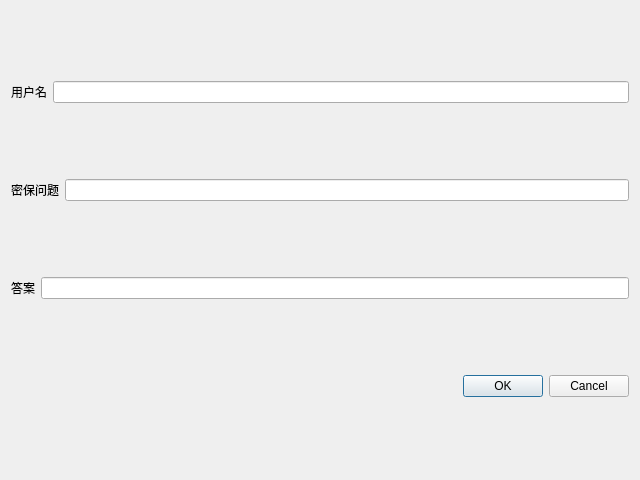
This is CV_Client/src/ui/forgotdia.ui in ZhangShurong/Qt_IM as Qt 5 draws it before an edit. The edited form follows.
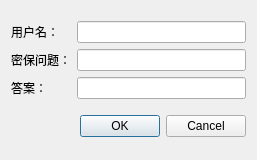
This is the edited form. Icons and pictures are not drawn.

```diff
--- a/CV_Client/src/ui/forgotdia.ui
+++ b/CV_Client/src/ui/forgotdia.ui
@@ -6,66 +6,74 @@
    <rect>
     <x>0</x>
     <y>0</y>
-    <width>640</width>
-    <height>480</height>
+    <width>257</width>
+    <height>160</height>
    </rect>
   </property>
   <property name="windowTitle">
    <string>Dialog</string>
   </property>
-  <layout class="QVBoxLayout" name="verticalLayout">
+  <property name="windowIcon">
+   <iconset resource="../../rs/rs.qrc">
+    <normaloff>:/images/myappico.ico</normaloff>:/images/myappico.ico</iconset>
+  </property>
+  <layout class="QHBoxLayout" name="horizontalLayout_2">
    <item>
-    <layout class="QHBoxLayout" name="horizontalLayout">
-     <item>
-      <widget class="QLabel" name="label">
-       <property name="text">
-        <string>用户名</string>
+    <layout class="QGridLayout" name="gridLayout">
+     <item row="1" column="0">
+      <widget class="QDialogButtonBox" name="buttonBox">
+       <property name="orientation">
+        <enum>Qt::Horizontal</enum>
        </property>
-      </widget>
-     </item>
-     <item>
-      <widget class="QLineEdit" name="nameEdit"/>
-     </item>
-    </layout>
-   </item>
-   <item>
-    <layout class="QHBoxLayout" name="horizontalLayout_2">
-     <item>
-      <widget class="QLabel" name="label_2">
-       <property name="text">
-        <string>密保问题</string>
+       <property name="standardButtons">
+        <set>QDialogButtonBox::Cancel|QDialogButtonBox::Ok</set>
        </property>
       </widget>
      </item>
-     <item>
-      <widget class="QLineEdit" name="qusEdit"/>
+     <item row="0" column="0">
+      <layout class="QHBoxLayout" name="horizontalLayout">
+       <item>
+        <layout class="QVBoxLayout" name="verticalLayout">
+         <item>
+          <widget class="QLabel" name="label">
+           <property name="text">
+            <string>用户名：</string>
+           </property>
+          </widget>
+         </item>
+         <item>
+          <widget class="QLabel" name="label_2">
+           <property name="text">
+            <string>密保问题：</string>
+           </property>
+          </widget>
+         </item>
+         <item>
+          <widget class="QLabel" name="label_3">
+           <property name="text">
+            <string>答案：</string>
+           </property>
+          </widget>
+         </item>
+        </layout>
+       </item>
+       <item>
+        <layout class="QVBoxLayout" name="verticalLayout_2">
+         <item>
+          <widget class="QLineEdit" name="nameEdit"/>
+         </item>
+         <item>
+          <widget class="QLineEdit" name="qusEdit"/>
+         </item>
+         <item>
+          <widget class="QLineEdit" name="ansEdit"/>
+         </item>
+        </layout>
+       </item>
+      </layout>
      </item>
     </layout>
    </item>
-   <item>
-    <layout class="QHBoxLayout" name="horizontalLayout_3">
-     <item>
-      <widget class="QLabel" name="label_3">
-       <property name="text">
-        <string>答案</string>
-       </property>
-      </widget>
-     </item>
-     <item>
-      <widget class="QLineEdit" name="ansEdit"/>
-     </item>
-    </layout>
-   </item>
-   <item>
-    <widget class="QDialogButtonBox" name="buttonBox">
-     <property name="orientation">
-      <enum>Qt::Horizontal</enum>
-     </property>
-     <property name="standardButtons">
-      <set>QDialogButtonBox::Cancel|QDialogButtonBox::Ok</set>
-     </property>
-    </widget>
-   </item>
   </layout>
  </widget>
  <resources/>
```
Left out of the diff: 6 changed lines with no effect on the pictures.
